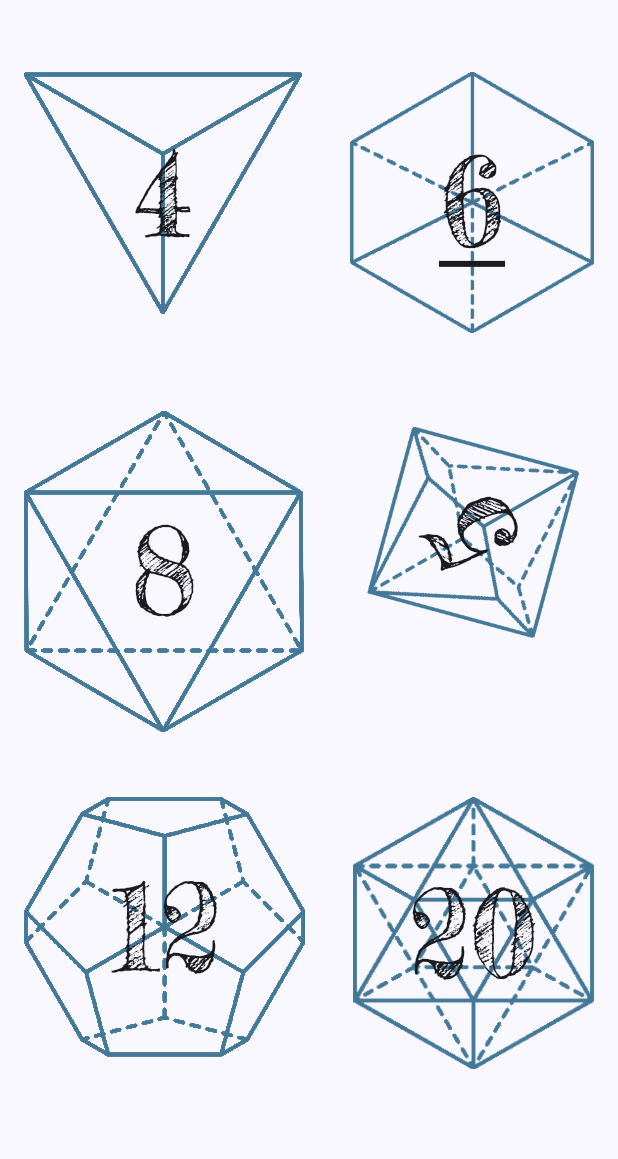
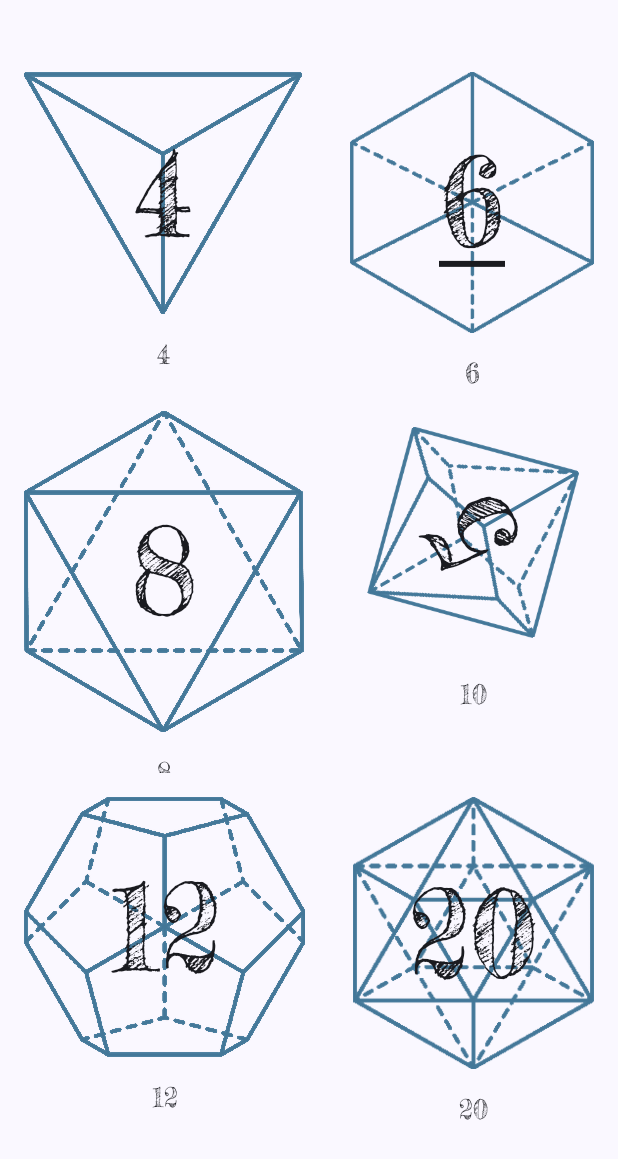
Before and after one commit to enjambreDev/dados, an Android app built with Jetpack Compose: the screen it shows after launch (MainActivity), after a tap on "10", on a phone screen of 412 x 824 dp, the part 77-1236 px from its top. Run offline under Robolectric (Android 15) with nearby library versions, the light colour scheme and no system bars.

Commit message:
Add a Text composable with the sides of each dice

```diff
--- a/app/src/main/AndroidManifest.xml
+++ b/app/src/main/AndroidManifest.xml
@@ -12,12 +12,14 @@
         android:roundIcon="@mipmap/ic_launcher_round"
         android:supportsRtl="true"
         android:theme="@style/Theme.Dados"
-        tools:targetApi="31">
+        tools:targetApi="31"
+        android:screenOrientation="portrait">
         <activity
             android:name=".MainActivity"
             android:exported="true"
             android:label="@string/app_name"
-            android:theme="@style/Theme.Dados">
+            android:theme="@style/Theme.Dados"
+            android:screenOrientation="portrait">
             <intent-filter>
                 <action android:name="android.intent.action.MAIN" />
 
--- a/app/src/main/java/dev/enjambre/dados/ui/theme/DadosScreen.kt
+++ b/app/src/main/java/dev/enjambre/dados/ui/theme/DadosScreen.kt
@@ -1,12 +1,7 @@
 package dev.enjambre.dados.ui.theme
 
-import android.os.Build
-import android.os.CombinedVibration
 import android.os.VibrationEffect
 import android.os.Vibrator
-import android.os.VibratorManager
-import android.widget.Toast
-import androidx.annotation.RequiresApi
 import androidx.compose.animation.core.LinearOutSlowInEasing
 import androidx.compose.animation.core.tween
 import androidx.compose.foundation.Image
@@ -36,13 +31,9 @@ import androidx.compose.ui.draw.scale
 import androidx.compose.ui.res.dimensionResource
 import androidx.compose.ui.res.painterResource
 import androidx.compose.ui.res.stringResource
-import androidx.compose.ui.text.font.FontStyle
-import androidx.compose.ui.text.font.FontWeight
 import androidx.compose.ui.text.style.TextAlign
 import androidx.compose.ui.text.style.TextDecoration
-import androidx.compose.ui.tooling.preview.Preview
 import androidx.compose.ui.unit.dp
-import androidx.compose.ui.unit.sp
 import dev.enjambre.dados.R
 import dev.enjambre.dados.model.Dado
 import kotlinx.coroutines.launch
@@ -105,13 +96,41 @@ fun DadosAppBar() {
         modifier = Modifier.fillMaxWidth()
             .padding(top = dimensionResource(R.dimen.normal_padding))
     ) {
-        Image(painter = painterResource(R.drawable.d4cel), contentDescription = null, modifier = Modifier.size(35.dp))
-        Image(painter = painterResource(R.drawable.d6cel), contentDescription = null, modifier = Modifier.size(35.dp))
-        Image(painter = painterResource(R.drawable.d8cel), contentDescription = null, modifier = Modifier.size(35.dp))
-        Text(text = stringResource(id = R.string.app_name), modifier = Modifier.padding(start = 16.dp, end = 10.dp), style = MaterialTheme.typography.bodyMedium)
-        Image(painter = painterResource(R.drawable.d10cel), contentDescription = null, modifier = Modifier.size(35.dp))
-        Image(painter = painterResource(R.drawable.d12cel), contentDescription = null, modifier = Modifier.size(35.dp))
-        Image(painter = painterResource(R.drawable.d20cel), contentDescription = null, modifier = Modifier.size(35.dp))
+        Image(
+            painter = painterResource(R.drawable.d4cel),
+            contentDescription = null,
+            modifier = Modifier.size(35.dp)
+        )
+        Image(
+            painter = painterResource(R.drawable.d6cel),
+            contentDescription = null,
+            modifier = Modifier.size(35.dp)
+        )
+        Image(
+            painter = painterResource(R.drawable.d8cel),
+            contentDescription = null,
+            modifier = Modifier.size(35.dp)
+        )
+        Text(
+            text = stringResource(id = R.string.app_name),
+            modifier = Modifier.padding(start = 16.dp, end = 10.dp),
+            style = MaterialTheme.typography.bodyMedium
+        )
+        Image(
+            painter = painterResource(R.drawable.d10cel),
+            contentDescription = null,
+            modifier = Modifier.size(35.dp)
+        )
+        Image(
+            painter = painterResource(R.drawable.d12cel),
+            contentDescription = null,
+            modifier = Modifier.size(35.dp)
+        )
+        Image(
+            painter = painterResource(R.drawable.d20cel),
+            contentDescription = null,
+            modifier = Modifier.size(35.dp)
+        )
     }
 }
 
@@ -129,6 +148,7 @@ fun DadoUI(
 
     val interactionSource = remember { MutableInteractionSource() }
 
+    Column (horizontalAlignment = Alignment.CenterHorizontally){
         Box(
             contentAlignment = Alignment.Center,
             modifier = Modifier
@@ -208,4 +228,6 @@ fun DadoUI(
                     .align(Alignment.Center)
             )
         }
+        Text(text = dadoState.value.lados.toString(), textAlign = TextAlign.Center, style = MaterialTheme.typography.labelMedium)
     }
+}
--- a/app/src/main/java/dev/enjambre/dados/ui/theme/DadosViewModel.kt
+++ b/app/src/main/java/dev/enjambre/dados/ui/theme/DadosViewModel.kt
@@ -43,10 +43,11 @@ class DadosViewModel: ViewModel() {
 
     /*
    Using this custom function instead of the one provided by the language because there is a subtle
-   bug which makes the sequence exactly the same everytime. IE, if we throw the 6 sides dice 10
-   times in a row, then we exit the app, open it again and trhow again the 6 sides dice 10 times,
-   the results will be exactly the same and in the same order than the last time.
-     */
+   bug which makes the sequence exactly the same everytime. IE, if we use the language function and
+   throw the 6 sides dice 10 times in a row, then we exit the app, open it again and trhow again the
+   6 sides dice 10 times, the results will be exactly the same and in the same order than the last
+   time.
+   */
     private fun randomResult(lados: Int): Int {
         val seed = System.currentTimeMillis()
         val random = Random(seed)
--- a/app/src/main/java/dev/enjambre/dados/ui/theme/Type.kt
+++ b/app/src/main/java/dev/enjambre/dados/ui/theme/Type.kt
@@ -26,5 +26,9 @@ val Typography = Typography(
     displayLarge = TextStyle(
         fontFamily = FrederikaTheGreat,
         fontSize = 80.sp
+    ),
+    labelMedium = TextStyle(
+        fontFamily = FrederikaTheGreat,
+        fontSize = 18.sp
     )
 )
```
Lines whose indentation alone changed are shown as unchanged.
